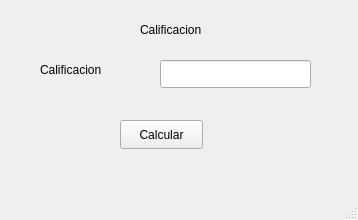
badillovictor/PIP_2024_1_VMBG, file Unidad 1/E_08_Calificacion.ui: the form before one commit.
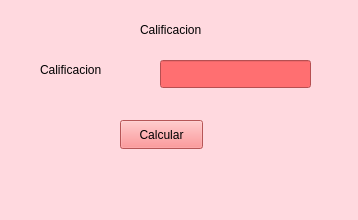
The form after the commit.

```diff
--- a/Unidad 1/E_08_Calificacion.ui
+++ b/Unidad 1/E_08_Calificacion.ui
@@ -13,6 +13,9 @@
   <property name="windowTitle">
    <string>Programa de Calificaciones</string>
   </property>
+  <property name="styleSheet">
+   <string notr="true">background-color: rgb(255, 217, 223);</string>
+  </property>
   <widget class="QWidget" name="centralwidget">
    <widget class="QPushButton" name="btnCalcular">
     <property name="geometry">
@@ -23,6 +26,10 @@
       <height>29</height>
      </rect>
     </property>
+    <property name="styleSheet">
+     <string notr="true">color: rgb(0, 0, 0);
+background-color: rgb(255, 120, 122);</string>
+    </property>
     <property name="text">
      <string>Calcular</string>
     </property>
@@ -36,6 +43,10 @@
       <height>28</height>
      </rect>
     </property>
+    <property name="styleSheet">
+     <string notr="true">background-color: rgb(255, 111, 113);
+color: rgb(255, 255, 255);</string>
+    </property>
    </widget>
    <widget class="QLabel" name="label_3">
     <property name="geometry">
@@ -46,6 +57,9 @@
       <height>20</height>
      </rect>
     </property>
+    <property name="styleSheet">
+     <string notr="true">color: rgb(0, 0, 0);</string>
+    </property>
     <property name="text">
      <string>Calificacion</string>
     </property>
@@ -59,6 +73,9 @@
       <height>20</height>
      </rect>
     </property>
+    <property name="styleSheet">
+     <string notr="true">color: rgb(0, 0, 0);</string>
+    </property>
     <property name="text">
      <string>Calificacion</string>
     </property>
```
